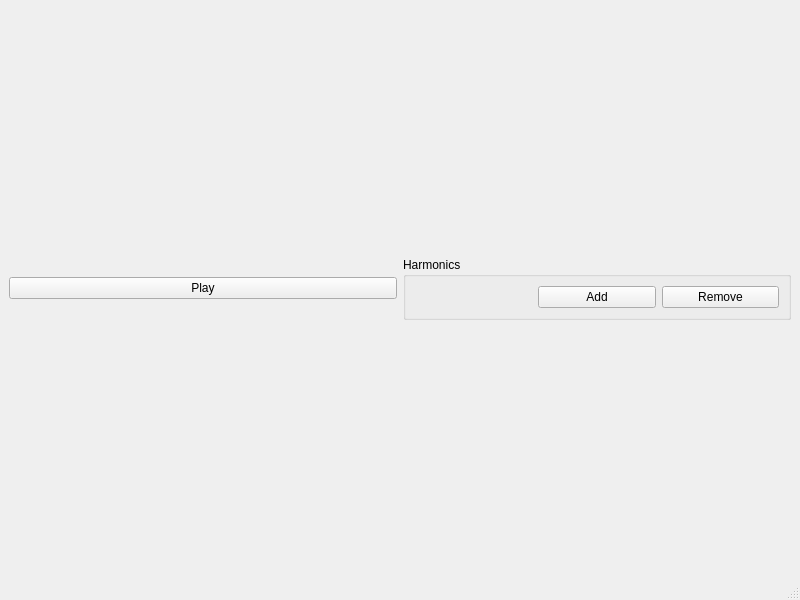
Qt form src/MainWindow.ui (Zouizoui78/waveform-generator) before a commit.
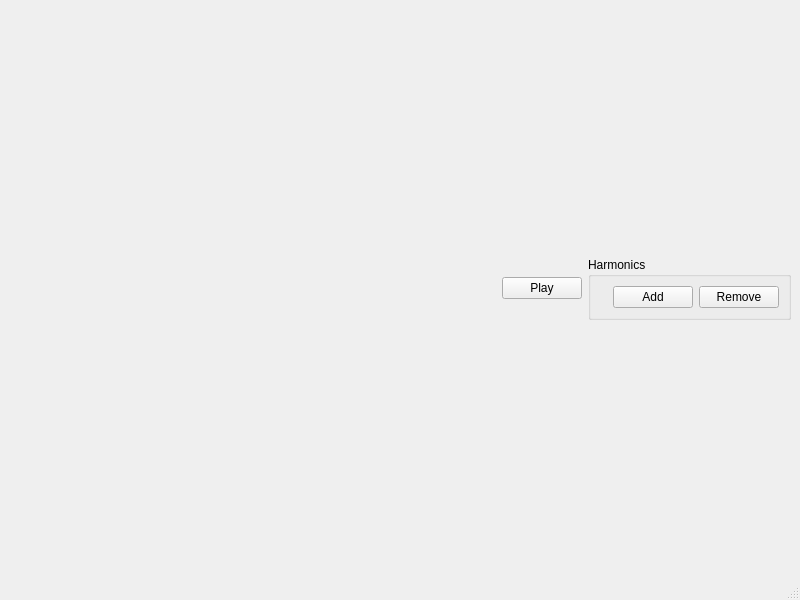
The same form after that commit.

```diff
--- a/src/MainWindow.ui
+++ b/src/MainWindow.ui
@@ -17,6 +17,19 @@
    <layout class="QVBoxLayout" name="verticalLayout">
     <item>
      <layout class="QHBoxLayout" name="horizontalLayout">
+      <item>
+       <spacer name="horizontalSpacer">
+        <property name="orientation">
+         <enum>Qt::Horizontal</enum>
+        </property>
+        <property name="sizeHint" stdset="0">
+         <size>
+          <width>40</width>
+          <height>20</height>
+         </size>
+        </property>
+       </spacer>
+      </item>
       <item>
        <widget class="QPushButton" name="play_pause_pushButton">
         <property name="text">
```
Left out of the diff: 9 changed lines with no effect on the pictures.
